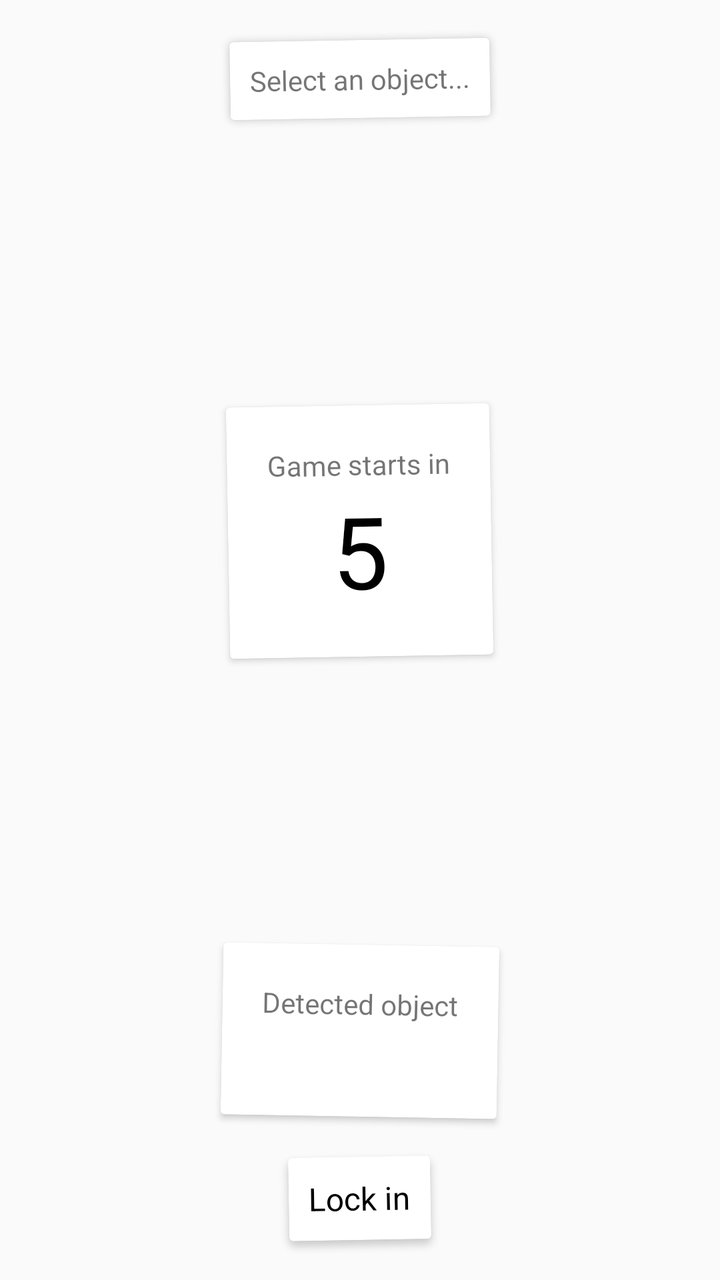
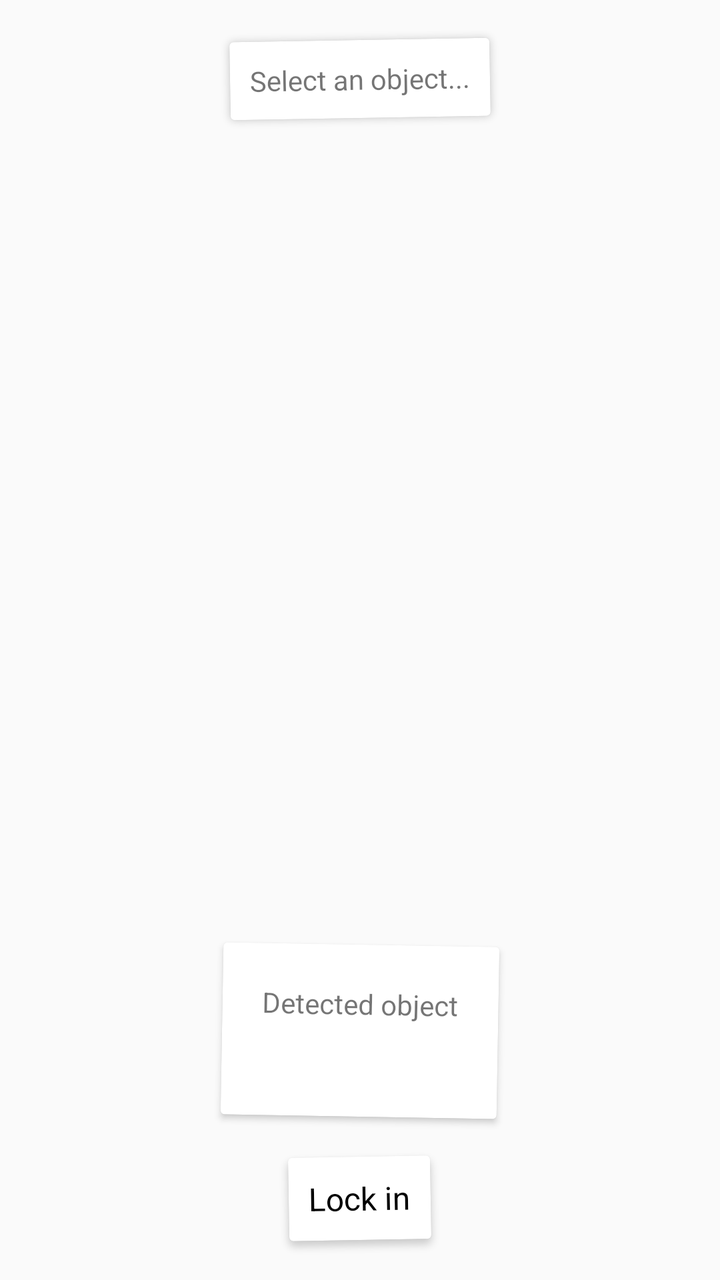

Before-and-after screenshots of an Android layout around one commit, followed by the original layout XML and the change that was made.
<!-- AndroidManifest.xml: application theme AppTheme -->
<!-- res/layout/fragment_pregame.xml -->
<?xml version="1.0" encoding="utf-8"?>
<RelativeLayout xmlns:android="http://schemas.android.com/apk/res/android"
    android:orientation="vertical" android:layout_width="match_parent"
    android:layout_height="match_parent">

    
    <LinearLayout
        android:layout_width="match_parent"
        android:layout_height="wrap_content"
        android:orientation="vertical"
        android:id="@+id/header">
        <android.support.v7.widget.CardView
            android:layout_width="wrap_content"
            android:layout_height="wrap_content"
            android:layout_gravity="center"
            android:layout_margin="20dp"
            android:rotation="-1">
            <TextView
                android:layout_width="wrap_content"
                android:layout_height="wrap_content"
                android:layout_margin="10dp"
                android:id="@+id/status_label"
                android:text="Select an object..." />
        </android.support.v7.widget.CardView>
    </LinearLayout>

    
    <LinearLayout
        android:layout_width="match_parent"
        android:layout_height="wrap_content"
        android:layout_alignParentBottom="true"
        android:orientation="vertical"
        android:id="@+id/footer">
        <android.support.v7.widget.CardView
            android:layout_width="wrap_content"
            android:layout_height="wrap_content"
            android:layout_gravity="center"
            android:layout_margin="20dp"
            android:rotation="1">
            <LinearLayout
                android:layout_width="wrap_content"
                android:layout_height="wrap_content"
                android:orientation="vertical"
                android:layout_margin="20dp">
                <TextView
                    android:layout_width="wrap_content"
                    android:layout_height="wrap_content"
                    android:text="Detected object"
                    android:id="@+id/prediction_label_label"
                    android:layout_gravity="center" />

                <TextView
                    android:id="@+id/prediction_label"
                    android:layout_width="wrap_content"
                    android:layout_height="wrap_content"
                    android:layout_gravity="center"
                    android:textColor="@android:color/black"
                    android:textSize="20dp" />

            </LinearLayout>
        </android.support.v7.widget.CardView>

        <android.support.v7.widget.CardView
            android:layout_width="wrap_content"
            android:layout_height="wrap_content"
            android:layout_marginBottom="20dp"
            android:id="@+id/btn_lockin"
            android:rotation="-1"
            android:layout_gravity="center_horizontal">

            <TextView
                android:layout_width="wrap_content"
                android:layout_height="wrap_content"
                android:layout_gravity="center"
                android:text="Lock in"
                android:textColor="@android:color/black"
                android:textSize="16dp"
                android:layout_margin="10dp" />

        </android.support.v7.widget.CardView>

    </LinearLayout>

    
    <RelativeLayout
        android:layout_width="match_parent"
        android:layout_height="match_parent"
        android:layout_below="@id/header"
        android:layout_above="@id/footer">
        <android.support.v7.widget.CardView
            android:layout_width="wrap_content"
            android:layout_height="wrap_content"
            android:layout_centerVertical="true"
            android:layout_centerHorizontal="true"
            android:layout_margin="20dp"
            android:rotation="-1">
            <LinearLayout
                android:layout_width="wrap_content"
                android:layout_height="wrap_content"
                android:layout_margin="20dp"
                android:orientation="vertical"
                android:id="@+id/countdown_overlay">
                <TextView
                    android:layout_width="wrap_content"
                    android:layout_height="wrap_content"
                    android:text="Game starts in" />
                <TextView
                    android:layout_width="wrap_content"
                    android:layout_height="wrap_content"
                    android:id="@+id/starting_in"
                    android:textSize="50dp"
                    android:layout_gravity="center"
                    android:textColor="@android:color/black"
                    android:text="5" />
            </LinearLayout>

        </android.support.v7.widget.CardView>
    </RelativeLayout>

</RelativeLayout>
<!-- resources referenced by this layout -->
<resources>
  <style name="AppTheme" parent="Theme.AppCompat.Light.NoActionBar">
          
          <item name="colorPrimary">@color/colorPrimary</item>
          <item name="colorPrimaryDark">@color/colorPrimaryDark</item>
          <item name="colorAccent">@color/colorAccent</item>
      </style>
  <color name="colorPrimary">#3F51B5</color>
  <color name="colorPrimaryDark">#303F9F</color>
  <color name="colorAccent">#FF4081</color>
</resources>

<!-- the commit's change to res/layout/fragment_pregame.xml (unified diff, before → after) -->
@@ -93,13 +93,14 @@
             android:layout_centerVertical="true"
             android:layout_centerHorizontal="true"
             android:layout_margin="20dp"
+            android:id="@+id/countdown_overlay"
+            android:visibility="invisible"
             android:rotation="-1">
             <LinearLayout
                 android:layout_width="wrap_content"
                 android:layout_height="wrap_content"
                 android:layout_margin="20dp"
-                android:orientation="vertical"
-                android:id="@+id/countdown_overlay">
+                android:orientation="vertical">
                 <TextView
                     android:layout_width="wrap_content"
                     android:layout_height="wrap_content"
